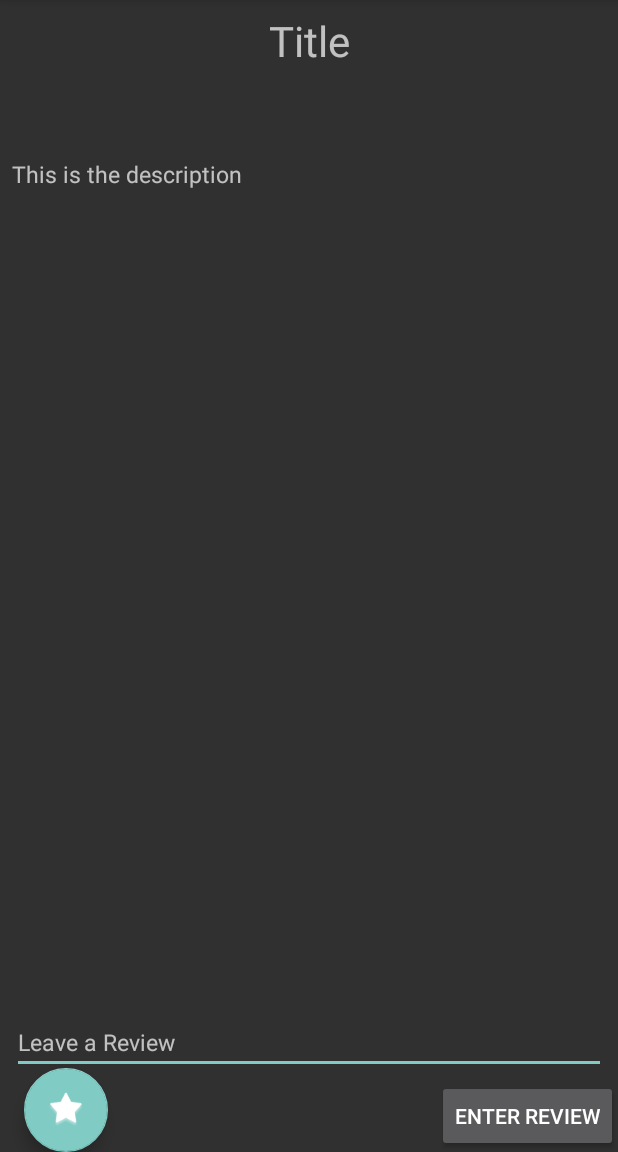
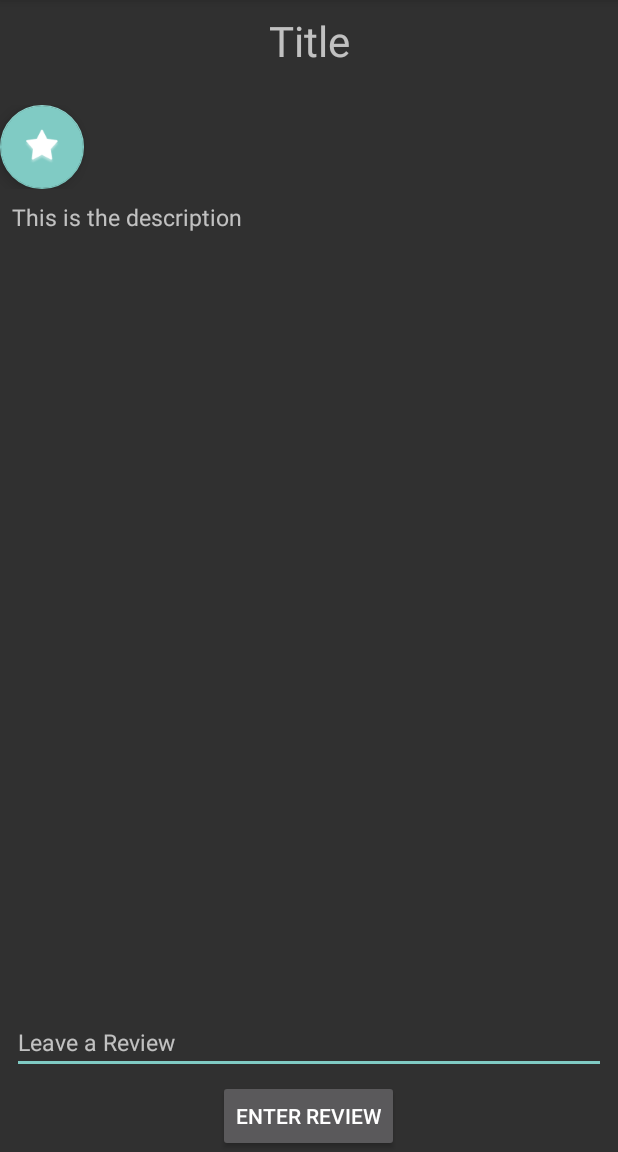
Before and after one commit to blakepolidore/Neighborhood-App, an Android app: the CharacterActivity screen opened directly, with no data from a screen before it, on a phone screen of 412 x 824 dp, the part 84-1236 px from its top. Run offline under Robolectric (Android 15) with nearby library versions, the light colour scheme and no system bars.

Commit message:
Fixed layouts, have my queries matching up, inserted null checks

```diff
--- a/MyApplication/app/src/main/java/blake/com/gameofthronesmap/Activities/FavoritesListActivity.java
+++ b/MyApplication/app/src/main/java/blake/com/gameofthronesmap/Activities/FavoritesListActivity.java
@@ -188,7 +188,7 @@ public class FavoritesListActivity extends AppCompatActivity{
             @Override
             public void onItemClick(AdapterView<?> parent, View view, int position, long id) {
                 Intent listItemIntent = new Intent(FavoritesListActivity.this, FavoriteCharacterActivity.class);
-                cursor.moveToPosition(((int) id - 1));
+                cursor.moveToPosition(position);
                 listItemIntent.putExtra("idFavorite", cursor.getInt(cursor.getColumnIndex(DatabaseHelper.COL_ID)));
                 startActivity(listItemIntent);
             }
--- a/MyApplication/app/src/main/java/blake/com/gameofthronesmap/OtherFiles/DatabaseHelper.java
+++ b/MyApplication/app/src/main/java/blake/com/gameofthronesmap/OtherFiles/DatabaseHelper.java
@@ -235,7 +235,7 @@ public class DatabaseHelper extends SQLiteOpenHelper {
             int colImage = cursor.getInt(cursor.getColumnIndex(COL_LARGE_IMAGE));
             return colImage;
         } else {
-            return 0;
+            return -1;
         }
     }
 
@@ -370,9 +370,10 @@ public class DatabaseHelper extends SQLiteOpenHelper {
 
         if(cursor.moveToFirst()){
             String colReview = cursor.getString(cursor.getColumnIndex(COL_REVIEWS));
+            cursor.close();
             return colReview;
         } else {
-            return null;
+            return "No Reviews Found";
         }
     }
 
--- a/MyApplication/app/src/main/java/blake/com/gameofthronesmap/OtherFiles/SongService.java
+++ b/MyApplication/app/src/main/java/blake/com/gameofthronesmap/OtherFiles/SongService.java
@@ -5,7 +5,6 @@ import android.content.Intent;
 import android.media.MediaPlayer;
 import android.os.IBinder;
 import android.support.annotation.Nullable;
-import android.util.Log;
 
 import blake.com.gameofthronesmap.R;
 
@@ -16,7 +15,6 @@ import blake.com.gameofthronesmap.R;
  * and play the song on any activity.
  */
 public class SongService extends Service {
-    public static final String TAG = SongService.class.getSimpleName();
 
     MediaPlayer themeMediaPlayer;
 
@@ -42,7 +40,6 @@ public class SongService extends Service {
      */
     @Override
     public void onDestroy() {
-        Log.d(TAG, "Destroyed: Stopping our music");
         themeMediaPlayer.stop();
         MusicStateSingleton.getInstance().setIsPlaying(false);
         super.onDestroy();
--- a/MyApplication/app/src/main/res/layout/activity_character.xml
+++ b/MyApplication/app/src/main/res/layout/activity_character.xml
@@ -21,13 +21,40 @@
         android:layout_marginBottom="8dp"
         android:layout_gravity="center_horizontal"/>
 
-    <ImageView
-        android:layout_width="wrap_content"
+    <LinearLayout
+        android:layout_width="match_parent"
         android:layout_height="wrap_content"
-        android:id="@+id/likedImage"
-        android:layout_gravity="end"
-        android:src="@android:drawable/star_on"
-        android:visibility="invisible"/>
+        android:orientation="horizontal"
+        >
+
+        <android.support.design.widget.FloatingActionButton
+            android:id="@+id/fabButton"
+            android:layout_width="wrap_content"
+            android:layout_height="wrap_content"
+            android:layout_gravity="bottom|end"
+            android:tint="@android:color/white"
+            android:src="@android:drawable/star_big_on"
+            android:layout_marginRight="@dimen/fab_margin"
+            android:layout_alignParentBottom="true"
+            />
+
+        <RelativeLayout
+            android:layout_width="fill_parent"
+            android:layout_height="wrap_content">
+
+            <ImageView
+                android:layout_width="wrap_content"
+                android:layout_height="44dp"
+                android:id="@+id/likedImage"
+                android:layout_gravity="end"
+                android:src="@android:drawable/star_on"
+                android:visibility="invisible"
+                android:layout_alignParentTop="true"
+                android:layout_alignParentEnd="true" />
+        </RelativeLayout>
+
+
+    </LinearLayout>
 
     <ScrollView
         android:layout_width="match_parent"
@@ -50,9 +77,9 @@
             android:layout_width="wrap_content"
             android:layout_height="wrap_content"
             android:id="@+id/enterReviewButton"
-            android:layout_alignParentEnd="true"
+            android:text="ENTER REVIEW"
             android:layout_alignParentBottom="true"
-            android:text="ENTER REVIEW"/>
+            android:layout_centerHorizontal="true" />
 
     <EditText
         android:id="@+id/reviewEditText"
@@ -67,17 +94,7 @@
         android:layout_above="@id/enterReviewButton"
         />
 
-        <android.support.design.widget.FloatingActionButton
-            android:id="@+id/fabButton"
-            android:layout_width="wrap_content"
-            android:layout_height="wrap_content"
-            android:layout_gravity="bottom|end"
-            android:tint="@android:color/white"
-            android:src="@android:drawable/star_big_on"
-            android:layout_marginLeft="@dimen/fab_margin"
-            android:layout_marginRight="@dimen/fab_margin"
-            android:layout_alignParentBottom="true"
-            />
+
 
     </RelativeLayout>
 
--- a/MyApplication/app/src/main/res/layout/activity_favorite_item.xml
+++ b/MyApplication/app/src/main/res/layout/activity_favorite_item.xml
@@ -44,8 +44,8 @@
             android:layout_width="wrap_content"
             android:layout_height="wrap_content"
             android:id="@+id/enterReviewButtonFavorite"
-            android:layout_alignParentEnd="true"
             android:layout_alignParentBottom="true"
+            android:layout_centerHorizontal="true"
             android:text="ENTER REVIEW"/>
 
         <EditText
```
Also changed, not shown: MyApplication/app/src/main/AndroidManifest.xml (+18 -7 lines), MyApplication/app/src/main/java/blake/com/gameofthronesmap/Activities/CharacterActivity.java (+9 -3 lines), MyApplication/app/src/main/java/blake/com/gameofthronesmap/Activities/FavoriteCharacterActivity.java (+10 -4 lines), MyApplication/app/src/main/java/blake/com/gameofthronesmap/Activities/SearchResultsActivity.java (+7 -44 lines), 1 other file.
